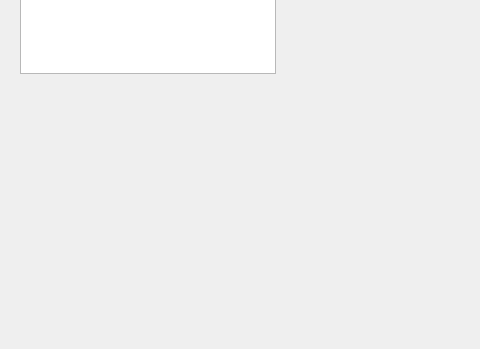
The window that ProiectMC/Client/include/MainWindow.ui (Aleee2601/ProjectMCpp) describes before a commit, drawn with Qt 5; both pictures show x 0 to 480 and y 215 to 564 of the 737 by 564 pixel window.
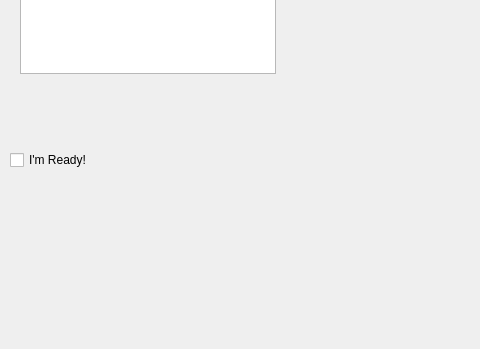
The same window after the commit.

Commit message: Add Ready Checkbox to UI

What changed in the file:
```diff
--- a/ProiectMC/Client/include/MainWindow.ui
+++ b/ProiectMC/Client/include/MainWindow.ui
@@ -148,6 +148,19 @@
 				<string>Score: 0</string>
 			</property>
 		</widget>
+		<widget class="QCheckBox" name="readyCheckBox">
+			<property name="geometry">
+				<rect>
+					<x>10</x>
+					<y>360</y>
+					<width>200</width>
+					<height>30</height>
+				</rect>
+			</property>
+			<property name="text">
+				<string>I'm Ready!</string>
+			</property>
+		</widget>
 
 
 		<widget class="QStatusBar" name="statusBar"/>
```
The commit also changes 1 other file.
